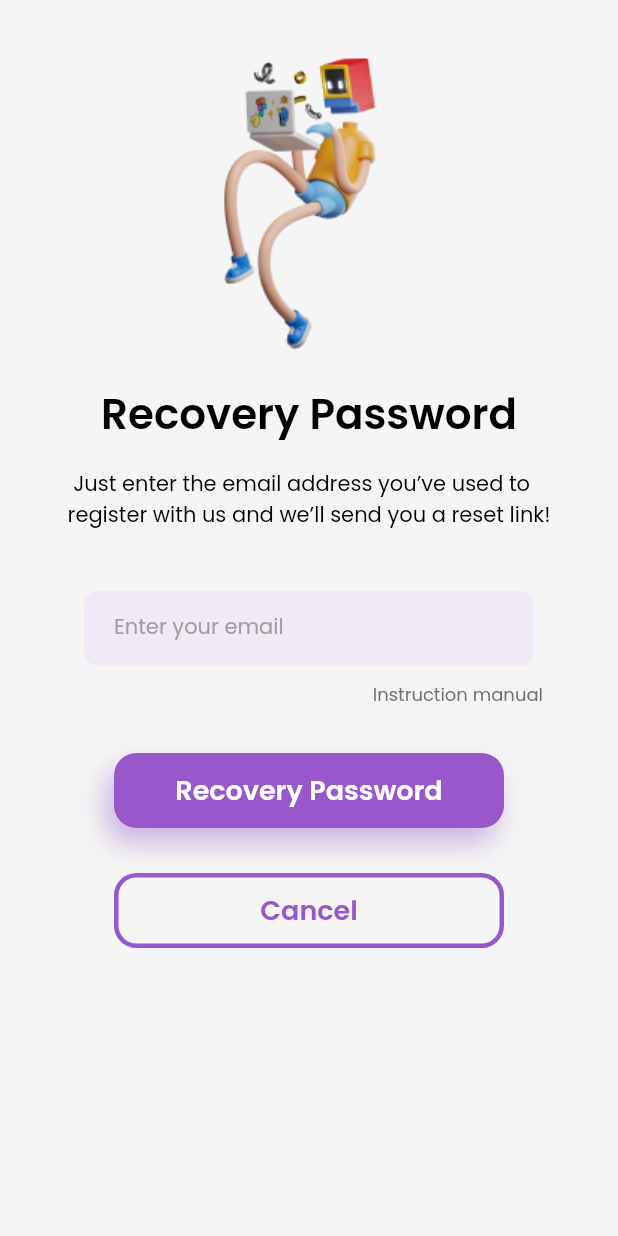
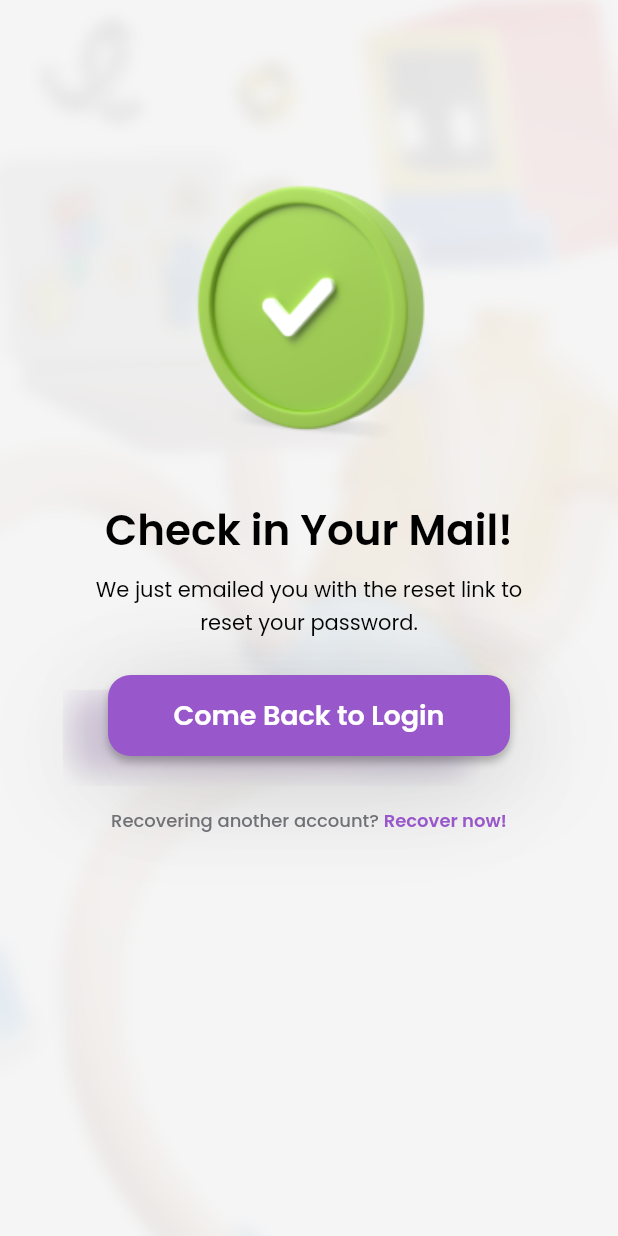
Before and after one commit to baemyungseong/grow_app, a Flutter app: the recoveryScreen screen opened directly, after a tap on "Recovery Password", on a phone screen of 412 x 824 dp. Run offline on Flutter 3.47's test engine with Material 2 defaults, Android fonts, the phone set to English and light mode, and no system bars; drawn by our look-alikes of blur; our stand-ins replace email_validator, flutter_native_splash, flutter_svg, shared_preferences; missing offline and left inert: shared_preferences_web; accounts and stored records are empty.

Commit message:
change image structure after merging code

```diff
--- a/lib/constants/icons.dart
+++ b/lib/constants/icons.dart
@@ -6,7 +6,5 @@ import 'package:flutter_svg/flutter_svg.dart';
 
 //general
 const outlineClose = 'assets/icons/general/outline_close.svg';
-
-//onboarding icons
-const obRectangledot = 'assets/icons/onboarding/rectangle_dot.svg';
-const obCircledot = 'assets/icons/onboarding/circle_dot.svg';
+const googleLogoIcon = 'assets/icons/authentication/google.png';
+const facebookLogoIcon = 'assets/icons/authentication/facebook.png';
--- a/lib/main.dart
+++ b/lib/main.dart
@@ -14,7 +14,7 @@ int initScreen = 0;
 Future<void> main() async {
   WidgetsFlutterBinding.ensureInitialized();
   SharedPreferences preferences = await SharedPreferences.getInstance();
-  initScreen = (preferences.getInt('initScreen') ?? 0);
+  initScreen = (preferences.getInt('initScreen') ?? 1);
   await preferences.setInt('initScreen', 1);
   runApp(GrowApp());
 }
--- a/lib/screens/autheciation/checkinEmail.dart
+++ b/lib/screens/autheciation/checkinEmail.dart
@@ -10,12 +10,13 @@ import 'package:grow_app/constants/others.dart';
 
 //import screens
 import 'package:grow_app/screens/autheciation/signin.dart';
+import 'package:grow_app/screens/autheciation/recoverypassword.dart';
 
 //import others
 import 'package:blur/blur.dart';
 
-class checkinEmail extends StatelessWidget {
-  const checkinEmail({Key? key}) : super(key: key);
+class checkinEmailScreen extends StatelessWidget {
+  const checkinEmailScreen({Key? key}) : super(key: key);
 
   @override
   Widget build(BuildContext context) {
@@ -163,10 +164,10 @@ class checkinEmail extends StatelessWidget {
                   ),
                   GestureDetector(
                     onTap: () {
-                      Navigator.push(
+                      Navigator.pop(
                         context,
                         MaterialPageRoute(
-                          builder: (context) => signinScreen(),
+                          builder: (context) => recoveryScreen(),
                         ),
                       );
                     },
--- a/lib/screens/autheciation/recoverypassword.dart
+++ b/lib/screens/autheciation/recoverypassword.dart
@@ -1,8 +1,21 @@
 import 'package:flutter/material.dart';
 import 'package:flutter/cupertino.dart';
+
+//import constants
+import 'package:grow_app/constants/colors.dart';
+import 'package:grow_app/constants/fonts.dart';
+import 'package:grow_app/constants/images.dart';
+import 'package:grow_app/constants/icons.dart';
+import 'package:grow_app/constants/others.dart';
+
+//import screens
+import 'package:grow_app/screens/autheciation/signin.dart';
+import 'package:grow_app/screens/autheciation/instructionManual.dart';
+import 'package:grow_app/screens/autheciation/checkinEmail.dart';
+
+//import others
 import 'package:flutter/services.dart';
-import 'package:grow_app/constants/images.dart';
-import 'signin.dart';
+import 'package:blur/blur.dart';
 
 class recoveryScreen extends StatefulWidget {
   _RePasswordPageState createState() => _RePasswordPageState();
@@ -13,20 +26,25 @@ class _RePasswordPageState extends State<recoveryScreen> {
   Widget build(BuildContext context) {
     return AnnotatedRegion(
         value: SystemUiOverlayStyle(
-            statusBarBrightness: Brightness.dark,
-            statusBarIconBrightness: Brightness.dark,
+            statusBarBrightness: Brightness.light,
+            statusBarIconBrightness: Brightness.light,
             statusBarColor: Colors.transparent),
         child: Scaffold(
             resizeToAvoidBottomInset: false,
             body: Container(
-              decoration: BoxDecoration(color: Color(0xffF5F5F5)),
-              height: MediaQuery.of(context).size.height,
-              width: MediaQuery.of(context).size.width,
+              padding: EdgeInsets.all(appPadding),
+              decoration: BoxDecoration(
+                image: DecorationImage(
+                    image: AssetImage(backgroundAuthentication), fit: BoxFit.cover),
+              ),
               child: Column(
                 children: [
-                  SizedBox(height: 20),
-                  Image(image: AssetImage(rpSaly38)),
-                  SizedBox(height: 10),
+                  SizedBox(height: 32),
+                  Container(
+                    alignment: Alignment.center,
+                    child: Image.asset(atSalyWorking, scale: 1),
+                  ),
+                  SizedBox(height: 18),
                   Container(
                     child: Text(
                       'Recovery Password',
@@ -38,7 +56,7 @@ class _RePasswordPageState extends State<recoveryScreen> {
                       ),
                     ),
                   ),
-                  SizedBox(height: 15),
+                  SizedBox(height: 8),
                   Container(
                     child: Text(
                       ' Just enter the email address you’ve used to' +
@@ -46,124 +64,208 @@ class _RePasswordPageState extends State<recoveryScreen> {
                           'register with us and we’ll send you a reset link!',
                       style: TextStyle(
                         fontFamily: 'Poppins',
-                        fontSize: 14,
-                        color: Colors.black,
+                        fontSize: content14,
+                        color: black,
+                        fontWeight: FontWeight.w400
                       ),
                     ),
                   ),
-                  SizedBox(height: 30),
+                  SizedBox(height: 19),
                   Container(
                     width: 300,
                     height: 50,
-                    margin: EdgeInsets.symmetric(vertical: 10),
-                    padding: EdgeInsets.symmetric(vertical: 5, horizontal: 20),
+                    margin: EdgeInsets.symmetric(vertical: 12),
+                    padding: EdgeInsets.symmetric(horizontal: 24),
                     decoration: BoxDecoration(
                         borderRadius: BorderRadius.circular(10),
-                        color: Color(0xffF1E9F6)),
+                        color: purpleLight
+                    ),
                     alignment: Alignment.topLeft,
                     // padding: EdgeInsets.only(left: 34),
                     child: TextFormField(
                         decoration: InputDecoration(
                       border: InputBorder.none,
                       hintStyle: TextStyle(
-                          fontStyle: FontStyle.normal,
-                          fontSize: 14,
-                          color: Colors.grey,
-                          fontFamily: 'Poppins'),
+                          fontFamily: 'Poppins',
+                          fontSize: content14,
+                          color: greyDark,
+                          fontWeight: FontWeight.w500
+                      ),
                       hintText: "Enter your email",
                     )),
                   ),
                   Container(
-                    padding: EdgeInsets.only(right: 50),
+                    padding: EdgeInsets.only(right: 19),
                     alignment: Alignment.topRight,
-                    child: Text(
-                      'Instruction manual',
-                      style: TextStyle(
-                        fontSize: 12,
-                        fontFamily: 'Poppins',
-                        color: Color(0xff6F7175),
+                    child: GestureDetector(
+                          onTap: () {
+                        Navigator.push(
+                          context,
+                          MaterialPageRoute(
+                            builder: (context) => instructionScreen(),
+                          ),
+                        );
+                      },
+                      child: Text(
+                        'Instruction manual',
+                        style: TextStyle(
+                            fontFamily: 'Poppins',
+                            fontSize: suggestion12,
+                            color: greyDark,
+                            fontWeight: FontWeight.w500,
+                            height: 1.6),
                       ),
                     ),
                   ),
-                  SizedBox(height: 30),
+                  SizedBox(height: 2),
+                  Stack(
+                    children: [
+                    Container(
+                      padding: EdgeInsets.only(top: 36, left: 22),
+                      child: Stack(
+                        alignment: Alignment.topCenter,
+                        children: [
+                          Container(
+                            height: 54,
+                            width: 260,
+                            decoration: BoxDecoration(
+                              color: purpleDark.withOpacity(0.3),
+                              borderRadius: BorderRadius.circular(15),
+                              boxShadow: [
+                                BoxShadow(
+                                  color: black.withOpacity(0.25),
+                                  spreadRadius: 0,
+                                  blurRadius: 4,
+                                  offset: Offset(0, 4),
+                                ),
+                                BoxShadow(
+                                  color: black.withOpacity(0.1),
+                                  spreadRadius: 0,
+                                  blurRadius: 60,
+                                  offset: Offset(10, 10),
+                                ),
+                              ],
+                            ),
+                          ),
+                          Blur(
+                            blur: 10,
+                            blurColor: whiteLight.withOpacity(0.3),
+                            child: Container(
+                              height: 64,
+                              width: 278,
+                            ),
+                          ),
+                        ],
+                      ),
+                    ),
+                    Container(
+                        padding: EdgeInsets.only(top: 26),
+                        alignment: Alignment.center,
+                        child: GestureDetector(
+                          // onTap: () => controlRePassword(),
+                          onTap: () {
+                            Navigator.push(
+                              context,
+                              MaterialPageRoute(
+                                builder: (context) => checkinEmailScreen(),
+                              ),
+                            );
+                          },
+                          child: AnimatedContainer(
+                            alignment: Alignment.center,
+                            duration: Duration(milliseconds: 300),
+                            height: 54,
+                            width: 260,
+                            decoration: BoxDecoration(
+                              color: purpleDark,
+                              borderRadius: BorderRadius.circular(15),
+                              boxShadow: [
+                                BoxShadow(
+                                  color: black.withOpacity(0.25),
+                                  spreadRadius: 0,
+                                  blurRadius: 4,
+                                  offset: Offset(0, 4),
+                                ),
+                                BoxShadow(
+                                  color: black.withOpacity(0.1),
+                                  spreadRadius: 0,
+                                  blurRadius: 60,
+                                  offset: Offset(10, 10),
+                                ),
+                              ],
+                            ),
+                            child: Text(
+                              "Recovery Password",
+                              style: TextStyle(
+                                  color: white,
+                                  fontFamily: 'Poppins',
+                                  fontWeight: FontWeight.w600,
+                                  fontSize: textButton),
+                            ),
+                          ),
+                        )
+                    )
+                    ]
+                  ),
+                  SizedBox(height: 8),
                   Container(
-                    height: 50,
-                    width: 260,
-                    alignment: Alignment.topCenter,
-                    child: GestureDetector(
-                      onTap: () => controlRePassword(),
-                      child: AnimatedContainer(
+                      alignment: Alignment.center,
+                      child: GestureDetector(
+                        onTap: () {
+                          Navigator.pop(
+                            context,
+                            MaterialPageRoute(
+                              builder: (context) => signinScreen(),
+                            ),
+                          );
+                        },
+                        child: AnimatedContainer(
                           alignment: Alignment.center,
                           duration: Duration(milliseconds: 300),
-                          height: 60,
-                          width: 305,
+                          height: 54,
+                          width: 268,
                           decoration: BoxDecoration(
-                              boxShadow: [
+                            color: whiteLight.withOpacity(0.9),
+                            border: Border(
+                              top: BorderSide(width: 3, color: Color(0xff9857CB)),
+                              left: BorderSide(width: 3, color: Color(0xff9857CB)),
+                              right: BorderSide(width: 3, color: Color(0xff9857CB)),
+                              bottom: BorderSide(width: 3, color: Color(0xff9857CB)),
+                            ),
+                            borderRadius: BorderRadius.circular(15),
+                            boxShadow: [
                                 BoxShadow(
-                                    color: Color(0xffCBB2DF),
-                                    blurRadius: 15,
-                                    offset: Offset(-5, 10))
+                                  color: black.withOpacity(0.25),
+                                  spreadRadius: 0,
+                                  blurRadius: 4,
+                                  offset: Offset(0, 4),
+                                ),
+                                BoxShadow(
+                                  color: black.withOpacity(0.1),
+                                  spreadRadius: 0,
+                                  blurRadius: 60,
+                                  offset: Offset(10, 10),
+                                ),
                               ],
-                              color: Color(0xff9857CB),
-                              borderRadius: BorderRadius.circular(15)),
+                          ),
                           child: Text(
-                            "Recovery Password",
-                            style: TextStyle(
-                                color: Colors.white,
-                                fontFamily: 'Poppins',
-                                fontWeight: FontWeight.w600,
-                                fontSize: 18),
-                          )),
-                    ),
-                  ),
-                  SizedBox(height: 30),
-                  Container(
-                    height: 50,
-                    width: 260,
-                    alignment: Alignment.topCenter,
-                    child: GestureDetector(
-                      onTap: () => controlRePassword(),
-                      child: AnimatedContainer(
-                        alignment: Alignment.center,
-                        duration: Duration(milliseconds: 300),
-                        height: 60,
-                        width: 305,
-                        child: GestureDetector(
-                            onTap: () {
-                              Navigator.push(
-                                context,
-                                MaterialPageRoute(
-                                    builder: (context) => signinScreen()),
-                              );
-                            },
-                            child: Text(
                               "Cancel",
                               style: TextStyle(
-                                  color: Color(0xff9857CB),
+                                  color: purpleDark,
                                   fontFamily: 'Poppins',
                                   fontWeight: FontWeight.w600,
-                                  fontSize: 18),
-                            )),
-                        decoration: BoxDecoration(
-                            // color: Colors.white,
-                            border: Border(
-                              top: BorderSide(
-                                  width: 3, color: Color(0xff9857CB)),
-                              left: BorderSide(
-                                  width: 3, color: Color(0xff9857CB)),
-                              right: BorderSide(
-                                  width: 3, color: Color(0xff9857CB)),
-                              bottom: BorderSide(
-                                  width: 3, color: Color(0xff9857CB)),
-                            ),
-                            borderRadius: BorderRadius.circular(15)),
-                      ),
-                    ),
-                  ),
+                                  fontSize: textButton),
+                          )
+                        ),
+                      )
+                  )
                 ],
               ),
-            )));
+            )
+        )
+    );
   }
+
+  //Create function
+  controlRePassword() {}
 }
-
-controlRePassword() {}
--- a/pubspec.yaml
+++ b/pubspec.yaml
@@ -71,14 +71,11 @@ flutter:
     - assets/images/
     - assets/images/authentication/
     - assets/images/background/
-    - assets/images/login/
     - assets/images/logo/
     - assets/images/onboarding/
-    - assets/images/repassword/
-    - assets/images/signup/
 
     - assets/icons/
-    - assets/icons/onboarding/
+    - assets/icons/authentication/
     - assets/icons/general/
 
   fonts:
```
Also changed, not shown: lib/constants/images.dart (+3 -10 lines), lib/screens/autheciation/instructionManual.dart (+29 -25 lines), lib/screens/autheciation/signin.dart (+27 -21 lines), lib/screens/autheciation/signup.dart (+37 -28 lines), assets/icons/authentication/facebook.png (renamed from assets/images/login/Facebook.png), assets/icons/authentication/google.png (renamed from assets/images/login/Google.png), assets/icons/onboarding/circle_dot.svg (deleted), assets/icons/onboarding/rectangle_dot.svg (deleted), assets/images/authentication/button_blur.png (deleted), assets/images/authentication/phone_exciting.png (renamed from assets/images/signup/Exciting.png), assets/images/authentication/saly_sayhi.png (renamed from assets/images/login/saly.png), assets/images/authentication/saly_working.png (renamed from assets/images/repassword/Saly38.png), assets/images/signup/Facebook.png (deleted), assets/images/signup/Google.png (deleted).
